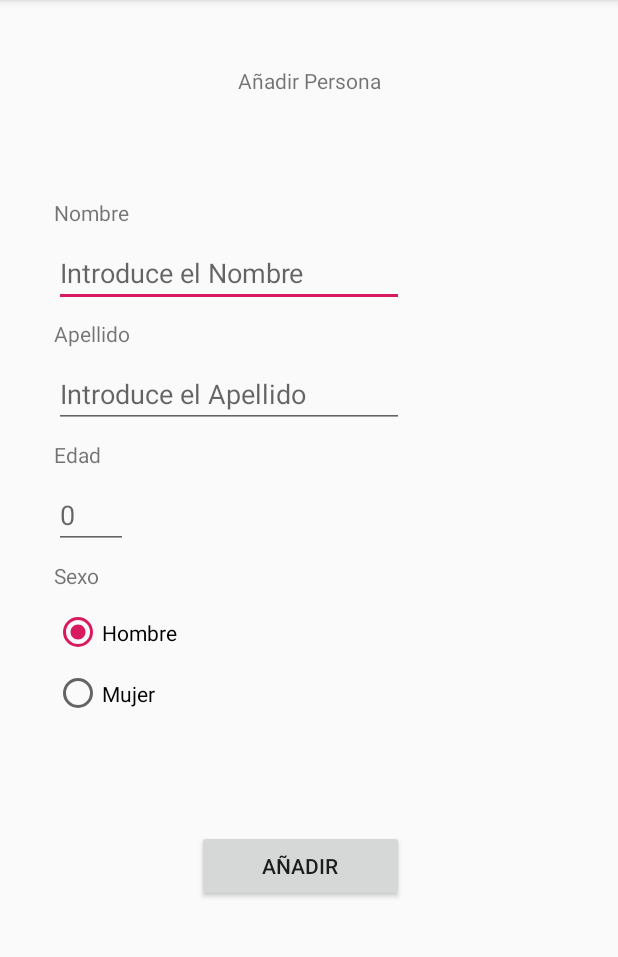
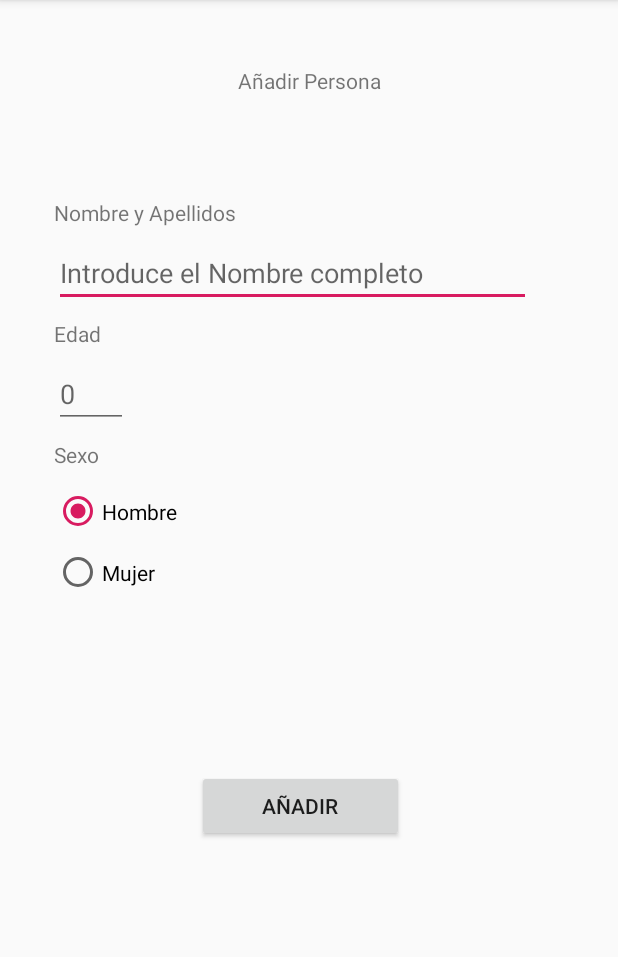
Before and after one commit to Doble-De/Ejercicio2Realm, an Android app: the AddPersonas screen opened directly, with no data from a screen before it, on a phone screen of 412 x 824 dp, the part 84-1041 px from its top. Run offline under Robolectric (Android 15) with nearby library versions, the phone set to English and light mode, and no system bars; libraries missing offline, so code that uses them is left out: io.realm; 2 statements that could not run were skipped.

```diff
--- a/app/src/main/java/com/elpuig/ejercicio1realm/AddPersonas.java
+++ b/app/src/main/java/com/elpuig/ejercicio1realm/AddPersonas.java
@@ -9,6 +9,7 @@ import android.widget.EditText;
 import android.widget.RadioButton;
 import android.widget.RadioGroup;
 import android.widget.Toast;
+
 
 import io.realm.Realm;
 
@@ -24,7 +25,6 @@ public class AddPersonas extends AppCompatActivity {
         setContentView(R.layout.activity_add_personas);
 
         etnombre = findViewById(R.id.etnombre);
-        etapellido = findViewById(R.id.etapellido);
         etedad = findViewById(R.id.etedad);
         rbhombre = findViewById(R.id.Hombre);
         rbmujer = findViewById(R.id.Mujer);
@@ -44,7 +44,7 @@ public class AddPersonas extends AppCompatActivity {
                 RadioButton r = (RadioButton) radioGroup.getChildAt(idx);
                 String text = r.getText().toString();
                 realm.beginTransaction();
-                Persona addpersona = new Persona(id, etnombre.getText().toString(), etapellido.getText().toString(), text, Integer.parseInt((etedad.getText().toString())));
+                Persona addpersona = new Persona(id, etnombre.getText().toString(), text, Integer.parseInt((etedad.getText().toString())));
                 //Constructor de persona para sarlo todo como ArrayList
                 String temp = radioGroup.getTransitionName();
                 realm.insertOrUpdate(addpersona);
--- a/app/src/main/res/layout/activity_add_personas.xml
+++ b/app/src/main/res/layout/activity_add_personas.xml
@@ -25,29 +25,17 @@
         android:layout_height="wrap_content"
         android:layout_marginStart="36dp"
         android:layout_marginTop="132dp"
-        android:text="Nombre"
+        android:text="Nombre y Apellidos"
         app:layout_constraintStart_toStartOf="parent"
         app:layout_constraintTop_toTopOf="parent" />
 
-    <TextView
-        android:id="@+id/textView2"
-        android:layout_width="wrap_content"
+    <EditText
+        android:id="@+id/etnombre"
+        android:layout_width="318dp"
         android:layout_height="wrap_content"
         android:layout_marginStart="36dp"
         android:layout_marginTop="8dp"
-        android:text="Apellido"
-        app:layout_constraintEnd_toEndOf="parent"
-        app:layout_constraintHorizontal_bias="0.0"
-        app:layout_constraintStart_toStartOf="parent"
-        app:layout_constraintTop_toBottomOf="@+id/etnombre" />
-
-    <EditText
-        android:id="@+id/etnombre"
-        android:layout_width="233dp"
-        android:layout_height="wrap_content"
-        android:layout_marginStart="36dp"
-        android:layout_marginTop="8dp"
-        android:hint="Introduce el Nombre"
+        android:hint="Introduce el Nombre completo"
         android:inputType="text"
         app:layout_constraintEnd_toEndOf="parent"
         app:layout_constraintHorizontal_bias="0.0"
@@ -89,21 +77,7 @@
         app:layout_constraintEnd_toEndOf="parent"
         app:layout_constraintHorizontal_bias="0.0"
         app:layout_constraintStart_toStartOf="parent"
-        app:layout_constraintTop_toBottomOf="@+id/etapellido" />
-
-    <EditText
-        android:id="@+id/etapellido"
-        android:layout_width="233dp"
-        android:layout_height="wrap_content"
-        android:layout_marginStart="36dp"
-        android:layout_marginTop="8dp"
-        android:layout_marginEnd="142dp"
-        android:hint="Introduce el Apellido"
-        android:inputType="text"
-        app:layout_constraintEnd_toEndOf="parent"
-        app:layout_constraintHorizontal_bias="0.0"
-        app:layout_constraintStart_toStartOf="parent"
-        app:layout_constraintTop_toBottomOf="@+id/textView2" />
+        app:layout_constraintTop_toBottomOf="@+id/etnombre" />
 
     <RadioGroup
         android:id="@+id/radioGroup"
```
Also changed, not shown: app/src/main/java/com/elpuig/ejercicio1realm/BuscarPersonas.java (+4 -4 lines), app/src/main/java/com/elpuig/ejercicio1realm/MainActivity.java (+9 -0 lines), app/src/main/java/com/elpuig/ejercicio1realm/Migration.java (added, +32 -0 lines), app/src/main/java/com/elpuig/ejercicio1realm/ModifPersonas.java (+3 -6 lines), app/src/main/java/com/elpuig/ejercicio1realm/MostrarPersonas.java (+5 -7 lines), app/src/main/java/com/elpuig/ejercicio1realm/Persona.java (+17 -11 lines), app/src/main/res/layout/activity_modif_personas.xml (+7 -33 lines), 1 other file.
